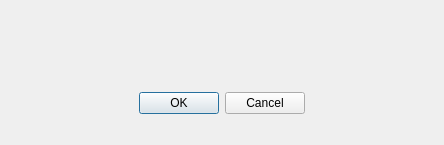
This is src/prism/main/frontend-api/forms/PLSAlertView.ui in naver/prism-live-studio as Qt 5 draws it before an edit. The edited form follows.
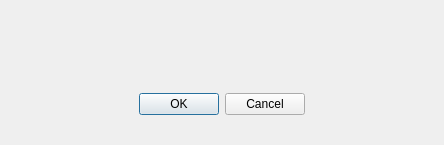
This is the edited form. Custom widgets are drawn as their Qt base class.

```diff
--- a/src/prism/main/frontend-api/forms/PLSAlertView.ui
+++ b/src/prism/main/frontend-api/forms/PLSAlertView.ui
@@ -127,17 +127,20 @@
       <property name="spacing">
        <number>0</number>
       </property>
+      <property name="sizeConstraint">
+       <enum>QLayout::SetNoConstraint</enum>
+      </property>
       <property name="leftMargin">
-       <number>20</number>
+       <number>19</number>
       </property>
       <property name="topMargin">
        <number>0</number>
       </property>
       <property name="rightMargin">
-       <number>20</number>
+       <number>19</number>
       </property>
       <property name="bottomMargin">
-       <number>30</number>
+       <number>29</number>
       </property>
       <item>
        <spacer name="horizontalSpacer">
```
Left out of the diff: 15 changed lines with no effect on the pictures.
